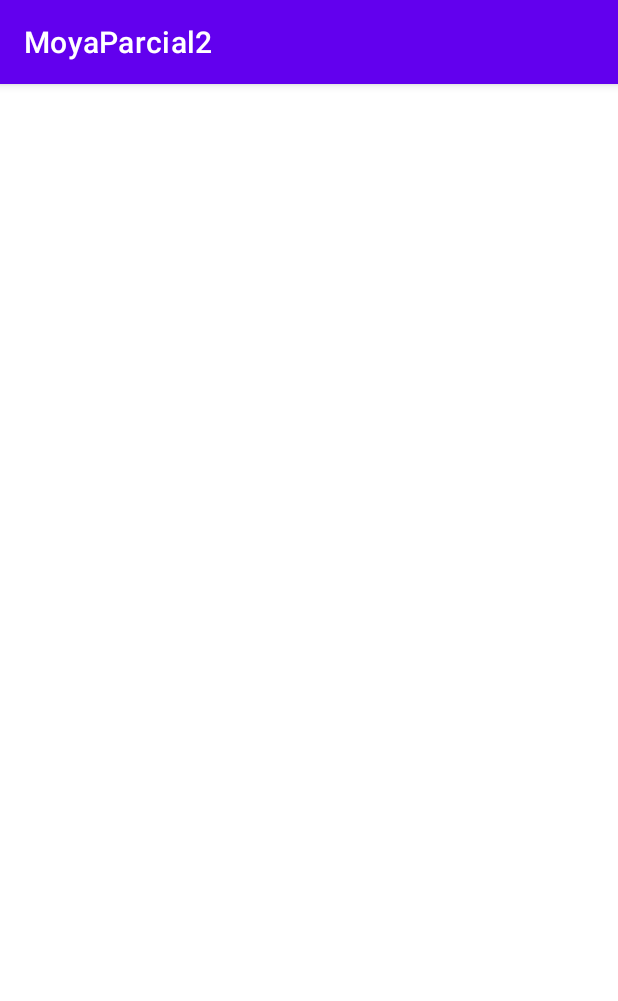
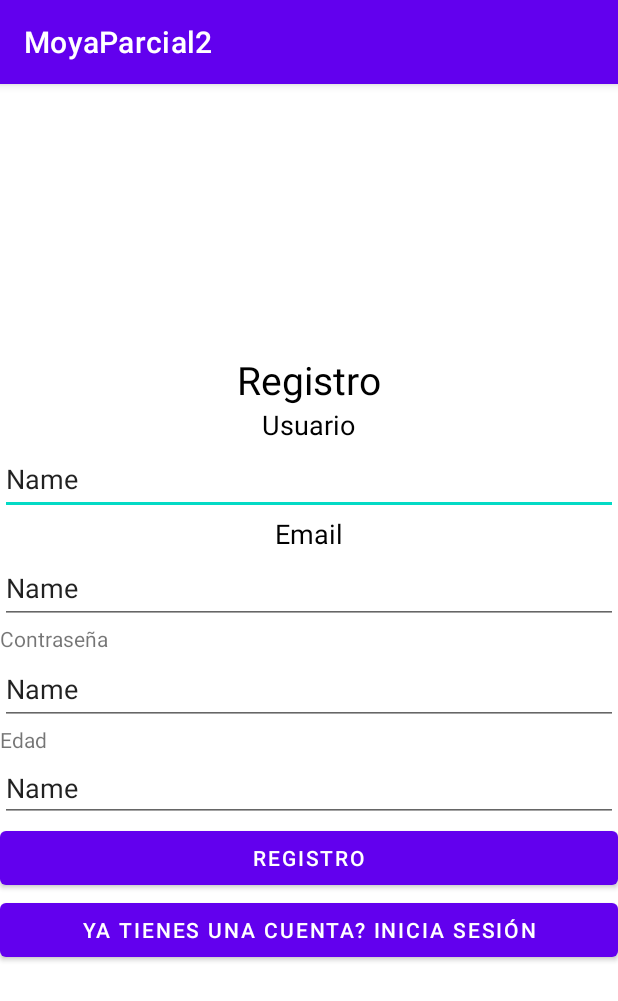
Before and after one commit to imtheswan/MoyaApp, an Android app: the Register screen opened directly, with no data from a screen before it, on a phone screen of 412 x 824 dp. Shown: the top 1001 px of the screen. Run offline under Robolectric (Android 15) with nearby library versions, the phone set to English and light mode, and no system bars.

Commit message:
Untested User package, and added style to Register Activity

```diff
--- a/app/src/main/java/JSONmanager/JSONmanager.java
+++ b/app/src/main/java/JSONmanager/JSONmanager.java
@@ -1,5 +1,43 @@
 package JSONmanager;
 
+import com.google.gson.Gson;
+
 public class JSONmanager {
+    Gson JSONmanager = new Gson();
+    Exception error;
+    public Boolean getJSON(Object object){
+        try{
+            JSONmanager.toJson(object);
+            return Boolean.TRUE;
+        } catch (Exception e) {
+            error = e;
+            return Boolean.FALSE;
+        }
+    }
 
+    public Object getObject(String json, Object object){
+        try{
+            if(JSONmanager != null){
+                return JSONmanager.fromJson(json, object.getClass());
+            } else{
+                return null;
+            }
+        } catch (Exception e){
+            error = e;
+            return null;
+        }
+    }
+
+    public String getObject(String json){
+        try{
+            if(JSONmanager != null){
+                return JSONmanager.fromJson(json, String.class).toString();
+            } else{
+                return "";
+            }
+        } catch (Exception e){
+            error = e;
+            return "";
+        }
+    }
 }
--- a/app/src/main/java/User/User.java
+++ b/app/src/main/java/User/User.java
@@ -4,7 +4,7 @@ import java.util.List;
 
 public class User {
 
-    private List<User> allUsers;
+
 
     private String email;
     private String firstName;
@@ -15,49 +15,6 @@ public class User {
     private int gender;
 
     public Exception error;
-
-    public Boolean addUser(User user){
-        try {
-            allUsers.add(user);
-            return Boolean.TRUE;
-        } catch (Exception e){
-            error = e;
-            return Boolean.FALSE;
-        }
-    }
-
-    public User getUser(int index){
-        return allUsers.get(index);
-    }
-
-    public User getUser(String correo){
-        for (User user: allUsers) {
-            if(correo.equals(user.getEmail())){
-                return user;
-            }
-        }
-        return null;
-    }
-
-    public Boolean updateUser(int index, User newUser){
-        try{
-            allUsers.set(index, newUser);
-            return Boolean.TRUE;
-        } catch (Exception e){
-            error = e;
-            return null;
-        }
-    }
-
-    public Boolean removeUser(User user){
-        try{
-            allUsers.remove(user);
-            return  Boolean.TRUE;
-        } catch (Exception e){
-            error = e;
-            return Boolean.FALSE;
-        }
-    }
 
     public String getFirstName() {
         return firstName;
--- /dev/null
+++ b/app/src/main/java/User/UserManager.java
@@ -0,0 +1,52 @@
+package User;
+
+import java.util.List;
+
+public class UserManager {
+    private List<User> allUsers;
+
+    public Exception error;
+
+    public Boolean addUser(User user){
+        try {
+            allUsers.add(user);
+            return Boolean.TRUE;
+        } catch (Exception e){
+            error = e;
+            return Boolean.FALSE;
+        }
+    }
+
+    public User getUser(int index){
+        return allUsers.get(index);
+    }
+
+    public User getUser(String correo){
+        for (User user: allUsers) {
+            if(correo.equals(user.getEmail())){
+                return user;
+            }
+        }
+        return null;
+    }
+
+    public Boolean updateUser(int index, User newUser){
+        try{
+            allUsers.set(index, newUser);
+            return Boolean.TRUE;
+        } catch (Exception e){
+            error = e;
+            return null;
+        }
+    }
+
+    public Boolean removeUser(User user){
+        try{
+            allUsers.remove(user);
+            return  Boolean.TRUE;
+        } catch (Exception e){
+            error = e;
+            return Boolean.FALSE;
+        }
+    }
+}
--- a/app/src/main/java/com/example/moyaparcial2/Register.java
+++ b/app/src/main/java/com/example/moyaparcial2/Register.java
@@ -6,6 +6,7 @@ import android.os.Bundle;
 import android.widget.Toast;
 
 import Filemanager.FileManager;
+import User.User;
 
 public class Register extends AppCompatActivity {
 
@@ -13,5 +14,7 @@ public class Register extends AppCompatActivity {
     protected void onCreate(Bundle savedInstanceState) {
         super.onCreate(savedInstanceState);
         setContentView(R.layout.activity_register);
+
+
     }
 }
--- a/app/src/main/res/layout/activity_login.xml
+++ b/app/src/main/res/layout/activity_login.xml
@@ -43,7 +43,7 @@
         android:layout_width="wrap_content"
         android:layout_height="wrap_content"
         android:fontFamily="monospace"
-        android:text="@string/loginPass"
+        android:text="@string/labelPass"
         android:textColor="@color/black"
         android:textSize="28sp"
         app:layout_constraintBottom_toBottomOf="parent"
@@ -74,7 +74,7 @@
         android:layout_width="wrap_content"
         android:layout_height="wrap_content"
         android:fontFamily="monospace"
-        android:text="@string/loginUsuario"
+        android:text="@string/labelUsuario"
         android:textColor="@color/black"
         android:textSize="28sp"
         app:layout_constraintBottom_toBottomOf="parent"
--- a/app/src/main/res/layout/activity_register.xml
+++ b/app/src/main/res/layout/activity_register.xml
@@ -6,4 +6,137 @@
     android:layout_height="match_parent"
     tools:context=".Register">
 
+    <LinearLayout
+        android:layout_width="match_parent"
+        android:layout_height="match_parent"
+        android:orientation="vertical"
+        android:gravity="center"
+        app:layout_constraintBottom_toBottomOf="parent"
+        app:layout_constraintEnd_toEndOf="parent"
+        app:layout_constraintHorizontal_bias="0.118"
+        app:layout_constraintStart_toStartOf="parent"
+        app:layout_constraintTop_toTopOf="parent"
+        app:layout_constraintVertical_bias="0.831">
+
+        <LinearLayout
+            android:layout_width="match_parent"
+            android:layout_height="wrap_content"
+            android:orientation="vertical">
+            <TextView
+                android:id="@+id/tittleRegistro"
+                android:layout_height="wrap_content"
+                android:text="@string/registro"
+                android:layout_width="wrap_content"
+                android:textColor="@color/black"
+                android:textSize="26sp"
+                android:layout_gravity="center"/>
+        </LinearLayout>
+
+        <LinearLayout
+            android:layout_width="match_parent"
+            android:layout_height="wrap_content"
+            android:orientation="vertical">
+
+            <TextView
+                android:id="@+id/nameLabel"
+                android:layout_height="wrap_content"
+                android:text="@string/labelUsuario"
+                android:layout_width="wrap_content"
+                android:textColor="@color/black"
+                android:textSize="18sp"
+                android:layout_gravity="center"/>/>
+
+            <EditText
+                android:id="@+id/inputName"
+                android:layout_width="match_parent"
+                android:layout_height="wrap_content"
+                android:ems="10"
+                android:inputType="textPersonName"
+                android:minHeight="48dp"
+                android:text="Name" />
+        </LinearLayout>
+
+        <LinearLayout
+            android:layout_width="match_parent"
+            android:layout_height="wrap_content"
+            android:orientation="vertical">
+
+            <TextView
+                android:id="@+id/emailLabel"
+                android:layout_height="wrap_content"
+                android:text="@string/labelEmail"
+                android:layout_width="wrap_content"
+                android:textColor="@color/black"
+                android:textSize="18sp"
+                android:layout_gravity="center"/>
+
+            <EditText
+                android:id="@+id/inputEmail"
+                android:layout_width="match_parent"
+                android:layout_height="wrap_content"
+                android:ems="10"
+                android:inputType="textPersonName"
+                android:minHeight="48dp"
+                android:text="Name" />
+        </LinearLayout>
+
+        <LinearLayout
+            android:layout_width="match_parent"
+            android:layout_height="wrap_content"
+            android:orientation="vertical">
+
+            <TextView
+                android:id="@+id/passLabel"
+                android:layout_width="match_parent"
+                android:layout_height="wrap_content"
+                android:text="@string/labelPass" />
+
+            <EditText
+                android:id="@+id/inputPass"
+                android:layout_width="match_parent"
+                android:layout_height="wrap_content"
+                android:ems="10"
+                android:inputType="textPersonName"
+                android:minHeight="48dp"
+                android:text="Name" />
+        </LinearLayout>
+
+        <LinearLayout
+            android:layout_width="match_parent"
+            android:layout_height="wrap_content"
+            android:orientation="vertical">
+
+            <TextView
+                android:id="@+id/ageLebel"
+                android:layout_width="match_parent"
+                android:layout_height="wrap_content"
+                android:text="@string/labelAge" />
+
+            <EditText
+                android:id="@+id/inputAge"
+                android:layout_width="match_parent"
+                android:layout_height="wrap_content"
+                android:ems="10"
+                android:inputType="textPersonName"
+                android:text="Name" />
+        </LinearLayout>
+
+        <LinearLayout
+            android:layout_width="match_parent"
+            android:layout_height="wrap_content"
+            android:orientation="vertical">
+
+            <Button
+                android:id="@+id/submitButton"
+                android:layout_width="match_parent"
+                android:layout_height="wrap_content"
+                android:text="@string/registro" />
+
+            <Button
+                android:id="@+id/button2"
+                android:layout_width="match_parent"
+                android:layout_height="wrap_content"
+                android:text="@string/loginLink" />
+        </LinearLayout>
+    </LinearLayout>
 </androidx.constraintlayout.widget.ConstraintLayout>
--- a/app/src/main/res/values/strings.xml
+++ b/app/src/main/res/values/strings.xml
@@ -1,9 +1,12 @@
 <resources>
     <string name="app_name">MoyaParcial2</string>
     <string name="login">Inicio de Sesión</string>
-    <string name="loginUsuario">Usuario</string>
-    <string name="loginPass">Contraseña</string>
+    <string name="labelUsuario">Usuario</string>
+    <string name="labelPass">Contraseña</string>
+    <string name="labelEmail">Email</string>
+    <string name="labelAge">Edad</string>
     <string name="regiterLink">No tienes una cuenta? Crea una</string>
     <string name="loginLink">Ya tienes una cuenta? Inicia sesión</string>
     <string name="ingresar">Ingresar</string>
+    <string name="registro">Registro</string>
 </resources>
```
